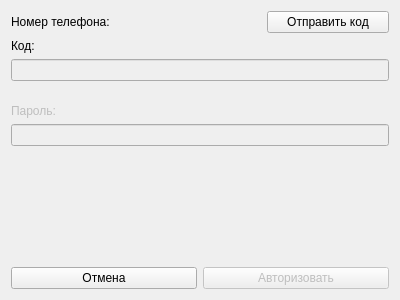
This is auth_akk_form.ui in liltousin/PyQTLyceumProject as Qt 5 draws it before an edit. The edited form follows.
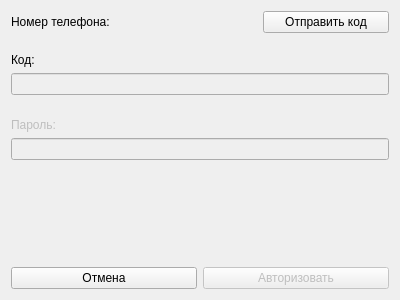
This is the edited form.

```diff
--- a/auth_akk_form.ui
+++ b/auth_akk_form.ui
@@ -21,12 +21,23 @@
   </property>
   <layout class="QVBoxLayout" name="verticalLayout">
    <item>
+    <layout class="QVBoxLayout" name="verticalLayout_5">
+     <property name="spacing">
+      <number>0</number>
+     </property>
+     <item>
     <layout class="QHBoxLayout" name="horizontalLayout_2">
+       <property name="spacing">
+        <number>0</number>
+       </property>
      <item>
       <widget class="QLabel" name="label">
        <property name="text">
         <string>Номер телефона:</string>
        </property>
+         <property name="alignment">
+          <set>Qt::AlignLeading|Qt::AlignLeft|Qt::AlignVCenter</set>
+         </property>
       </widget>
      </item>
      <item>
@@ -40,6 +51,9 @@
        <property name="text">
         <string/>
        </property>
+         <property name="alignment">
+          <set>Qt::AlignLeading|Qt::AlignLeft|Qt::AlignVCenter</set>
+         </property>
       </widget>
      </item>
      <item>
@@ -55,6 +69,21 @@
     </layout>
    </item>
    <item>
+      <widget class="QLabel" name="phone_error_label">
+       <property name="styleSheet">
+        <string notr="true">color: red</string>
+       </property>
+       <property name="text">
+        <string/>
+       </property>
+       <property name="alignment">
+        <set>Qt::AlignHCenter|Qt::AlignTop</set>
+       </property>
+      </widget>
+     </item>
+    </layout>
+   </item>
+   <item>
     <widget class="QLabel" name="code_label">
      <property name="text">
       <string>Код:</string>
```
Left out of the diff: 4 changed lines with no effect on the pictures. Lines whose indentation alone changed are shown as unchanged.
